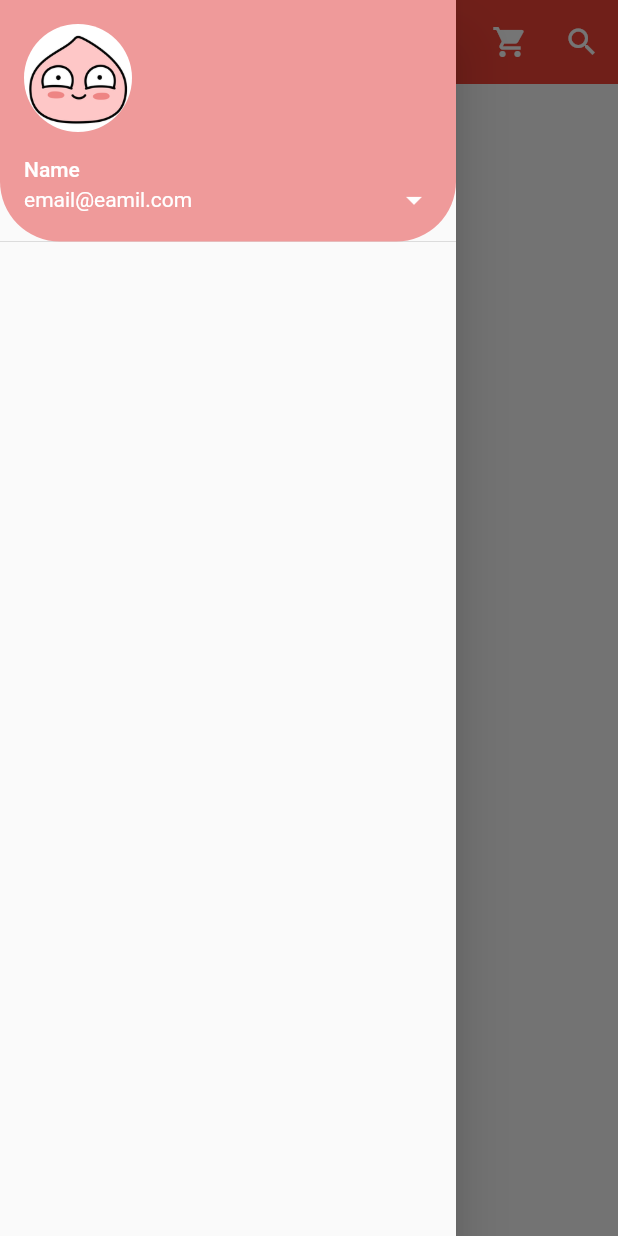
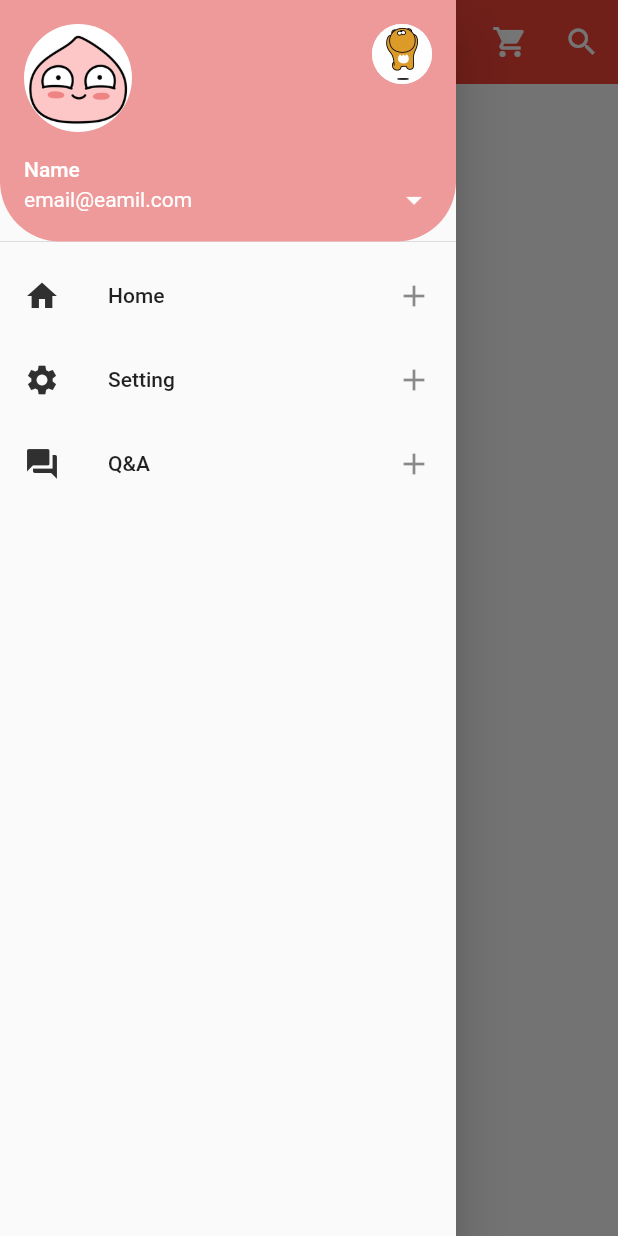
Before and after one commit to tom910903/flutter, a Flutter app: the screen it shows after launch, with the side drawer open, on a phone screen of 412 x 824 dp. Run offline on Flutter 3.47's test engine with Material 2 defaults, Android fonts, the phone set to English and light mode, and no system bars.

Commit message:
add List item in Drawer

```diff
--- a/study/lib/main.dart
+++ b/study/lib/main.dart
@@ -50,6 +50,16 @@ class MyPage extends StatelessWidget {
               backgroundImage: AssetImage('assets/Apeach.png'),
               backgroundColor: Colors.white,
             ),
+            otherAccountsPictures: <Widget>[
+              CircleAvatar(
+                backgroundImage: AssetImage('assets/Ryan.gif'),
+                backgroundColor: Colors.white,
+              ),
+              // CircleAvatar(
+              //   backgroundImage: AssetImage('assets/Apeach.png'),
+              //   backgroundColor: Colors.white,
+              // ),
+            ],
             accountName: Text('Name'),
             accountEmail: Text('email@eamil.com'),
             onDetailsPressed: () {
@@ -60,7 +70,40 @@ class MyPage extends StatelessWidget {
                 borderRadius: BorderRadius.only(
                     bottomLeft: Radius.circular(40),
                     bottomRight: Radius.circular(40))),
-          )
+          ),
+          ListTile(
+            leading: Icon(
+              Icons.home,
+              color: Colors.grey[850],
+            ),
+            title: Text('Home'),
+            onTap: () {
+              print('Home is clicked');
+            },
+            trailing: Icon(Icons.add),
+          ),
+          ListTile(
+            leading: Icon(
+              Icons.settings,
+              color: Colors.grey[850],
+            ),
+            title: Text('Setting'),
+            onTap: () {
+              print('Setting is clicked');
+            },
+            trailing: Icon(Icons.add),
+          ),
+          ListTile(
+            leading: Icon(
+              Icons.question_answer,
+              color: Colors.grey[850],
+            ),
+            title: Text('Q&A'),
+            onTap: () {
+              print('Q&A is clicked');
+            },
+            trailing: Icon(Icons.add),
+          ),
         ]),
       ),
     );
```
